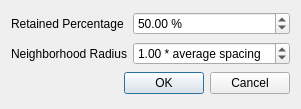
Above: Polyhedron/demo/Polyhedron/Plugins/Point_set/Point_set_wlop_plugin.ui from CGAL/cgal before the change. Below: the same form after it.
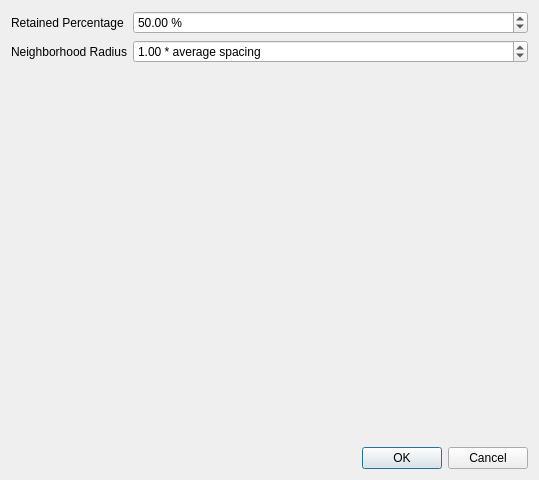
That is the form after the change.

Commit message: Rework of Point_set_wlop UI

```diff
--- a/Polyhedron/demo/Polyhedron/Plugins/Point_set/Point_set_wlop_plugin.ui
+++ b/Polyhedron/demo/Polyhedron/Plugins/Point_set/Point_set_wlop_plugin.ui
@@ -6,14 +6,31 @@
    <rect>
     <x>0</x>
     <y>0</y>
-    <width>292</width>
-    <height>109</height>
+    <width>539</width>
+    <height>480</height>
    </rect>
   </property>
   <property name="windowTitle">
    <string>WLOP Simplification and Regularization</string>
   </property>
-  <layout class="QGridLayout">
+  <layout class="QGridLayout" columnstretch="0,1">
+   <item row="3" column="0" colspan="2">
+    <widget class="QDialogButtonBox" name="buttonBox">
+     <property name="orientation">
+      <enum>Qt::Horizontal</enum>
+     </property>
+     <property name="standardButtons">
+      <set>QDialogButtonBox::Cancel|QDialogButtonBox::Ok</set>
+     </property>
+    </widget>
+   </item>
+   <item row="1" column="0">
+    <widget class="QLabel" name="label_3">
+     <property name="text">
+      <string>Neighborhood Radius</string>
+     </property>
+    </widget>
+   </item>
    <item row="0" column="0">
     <widget class="QLabel" name="label_2">
      <property name="text">
@@ -43,13 +60,6 @@
      </property>
     </widget>
    </item>
-   <item row="1" column="0">
-    <widget class="QLabel" name="label_3">
-     <property name="text">
-      <string>Neighborhood Radius</string>
-     </property>
-    </widget>
-   </item>
    <item row="1" column="1">
     <widget class="QDoubleSpinBox" name="m_neighborhoodRadius">
      <property name="suffix">
@@ -72,15 +82,18 @@
      </property>
     </widget>
    </item>
-   <item row="2" column="0" colspan="2">
-    <widget class="QDialogButtonBox" name="buttonBox">
+   <item row="2" column="0">
+    <spacer name="verticalSpacer">
      <property name="orientation">
-      <enum>Qt::Horizontal</enum>
+      <enum>Qt::Vertical</enum>
      </property>
-     <property name="standardButtons">
-      <set>QDialogButtonBox::Cancel|QDialogButtonBox::Ok</set>
+     <property name="sizeHint" stdset="0">
+      <size>
+       <width>20</width>
+       <height>40</height>
+      </size>
      </property>
-    </widget>
+    </spacer>
    </item>
   </layout>
  </widget>
```
